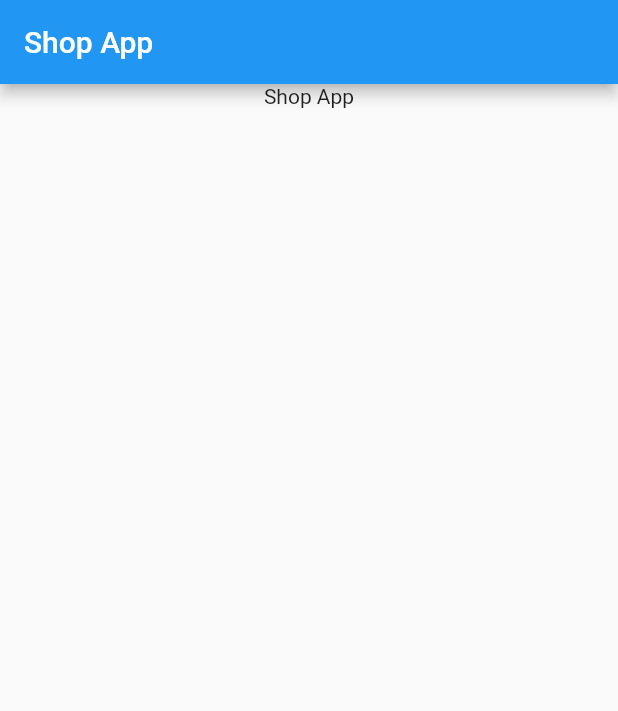
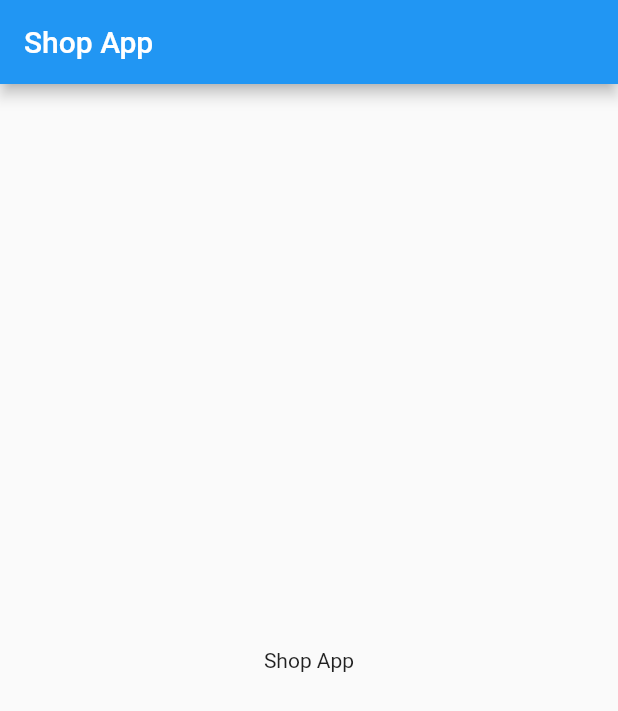
Before and after one commit to VishnuPothan/Flutter-Shop-App, a Flutter app: the screen it shows after launch, on a phone screen of 412 x 824 dp. Shown: the top 711 px of the screen. Run offline on Flutter 3.47's test engine with Material 2 defaults, Android fonts, the phone set to English and light mode, and no system bars.

Commit message:
Initial setup completed

```diff
--- a/lib/main.dart
+++ b/lib/main.dart
@@ -21,11 +21,11 @@ class MyApp extends StatelessWidget {
 class MyHomePage extends StatefulWidget {
   MyHomePage({Key key, this.title}) : super(key: key);
   final String title;
+
   _MyHomePageState createState() => _MyHomePageState();
 }
 
 class _MyHomePageState extends State<MyHomePage> {
-
   @override
   Widget build(BuildContext context) {
     return Scaffold(
@@ -33,10 +33,8 @@ class _MyHomePageState extends State<MyHomePage> {
         title: Text(widget.title),
       ),
       body: Center(
-        child: Column(
-          children: [
-            Text("Shop App"),
-          ],
+        child: Center(
+          child: Text("Shop App"),
         ),
       ),
     );
```
Also changed, not shown: lib/models/product.dart (added, +18 -0 lines), lib/screens/productsOverviewScreen.dart (added, +10 -0 lines), 1 other file.
